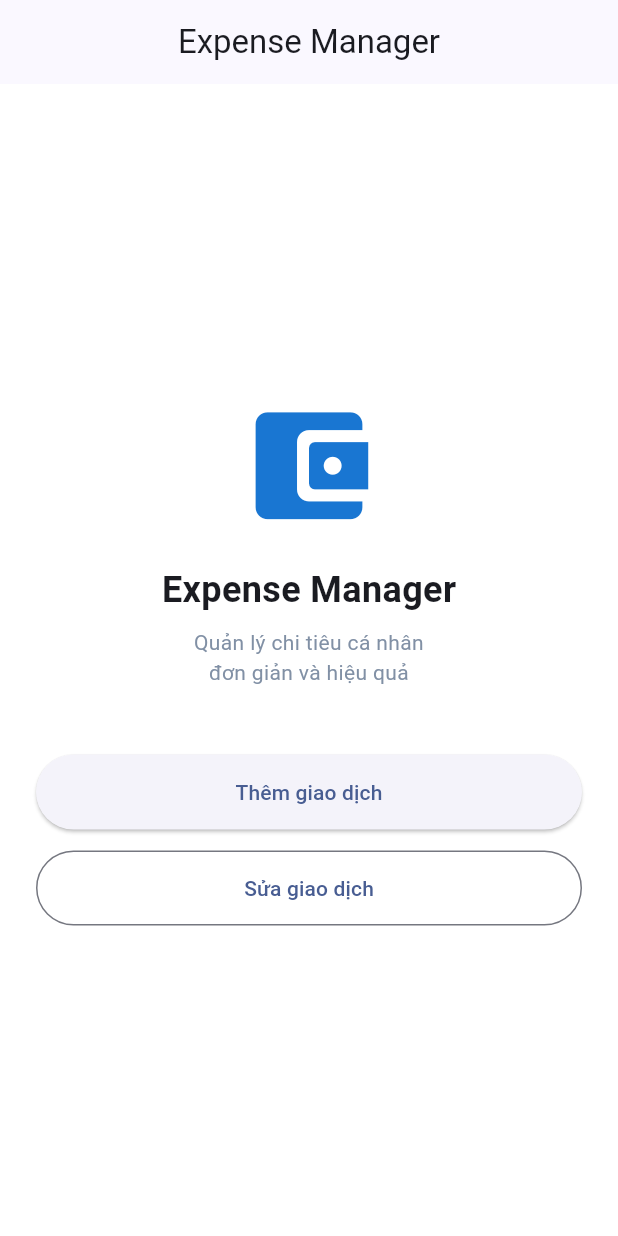
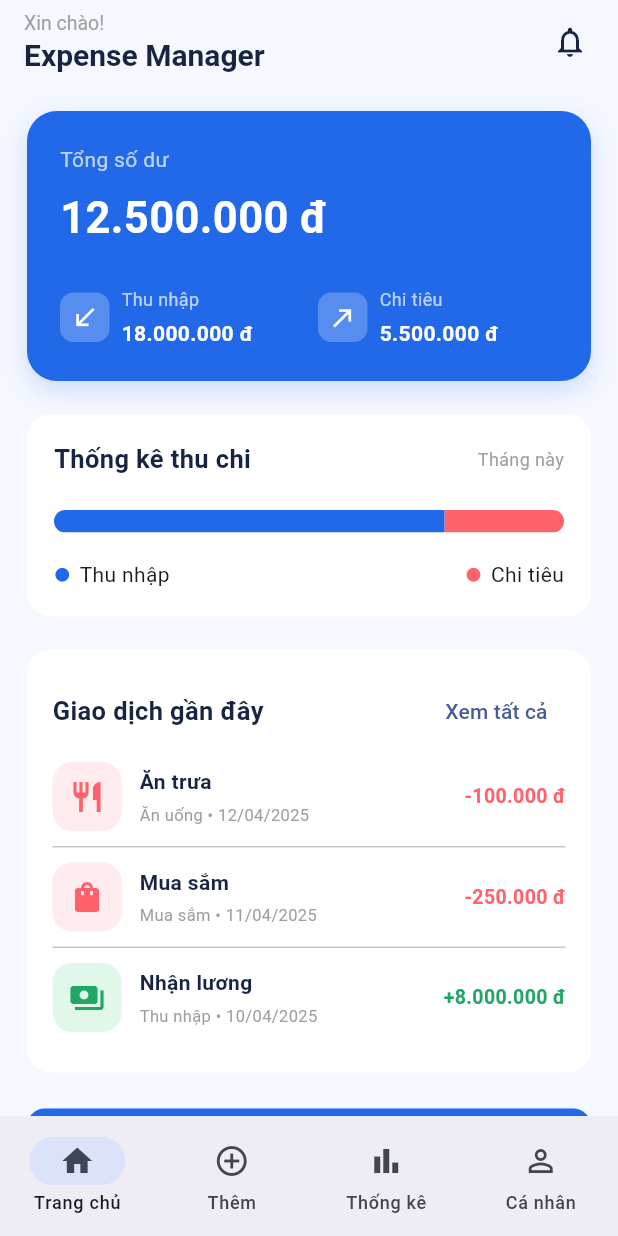
Before and after one commit to hlnnhikhmt2411053/KHMT2411053_HuynhLyNgocNhi_casestudy1, a Flutter app: the screen it shows after launch, on a phone screen of 412 x 824 dp. Run offline on Flutter 3.47's test engine with Material 3 defaults, Android fonts, the phone set to English and light mode, and no system bars.

Commit message:
Hoan thanh Dashboard Flutter buoi 4

```diff
--- /dev/null
+++ b/lib/dashboard.dart
@@ -0,0 +1,473 @@
+
+import 'package:flutter/material.dart';
+
+class DashboardScreen extends StatelessWidget {
+  const DashboardScreen({super.key});
+
+  static const blue = Color(0xFF2169E8);
+  static const dark = Color(0xFF172542);
+  static const red = Color(0xFFFF626B);
+  static const bg = Color(0xFFF5F8FF);
+
+  // Du lieu mau cho bai thuc hanh buoi 4
+  finalPlaceholder() {}
+
+  void openAdd(BuildContext context) {
+    Navigator.pushNamed(context, '/add');
+  }
+
+  void openEdit(BuildContext context) {
+    Navigator.pushNamed(context, '/edit');
+  }
+
+  void showMessage(BuildContext context, String message) {
+    ScaffoldMessenger.of(context).showSnackBar(
+      SnackBar(content: Text(message)),
+    );
+  }
+
+  Widget moneyCard() {
+    return Container(
+      padding: const EdgeInsets.all(22),
+      decoration: BoxDecoration(
+        color: blue,
+        borderRadius: BorderRadius.circular(20),
+        boxShadow: [
+          BoxShadow(
+            color: blue.withValues(alpha: 0.20),
+            blurRadius: 14,
+            offset: const Offset(0, 6),
+          ),
+        ],
+      ),
+      child: Column(
+        crossAxisAlignment: CrossAxisAlignment.start,
+        children: [
+          const Text(
+            'Tổng số dư',
+            style: TextStyle(
+              color: Colors.white70,
+              fontSize: 14,
+            ),
+          ),
+          const SizedBox(height: 8),
+          const Text(
+            '12.500.000 đ',
+            style: TextStyle(
+              color: Colors.white,
+              fontSize: 29,
+              fontWeight: FontWeight.bold,
+            ),
+          ),
+          const SizedBox(height: 26),
+          Row(
+            children: [
+              Expanded(
+                child: moneyInfo(
+                  Icons.south_west,
+                  'Thu nhập',
+                  '18.000.000 đ',
+                ),
+              ),
+              const SizedBox(width: 12),
+              Expanded(
+                child: moneyInfo(
+                  Icons.north_east,
+                  'Chi tiêu',
+                  '5.500.000 đ',
+                ),
+              ),
+            ],
+          ),
+        ],
+      ),
+    );
+  }
+
+  Widget moneyInfo(
+      IconData icon,
+      String label,
+      String amount,
+      ) {
+    return Row(
+      children: [
+        Container(
+          padding: const EdgeInsets.all(7),
+          decoration: BoxDecoration(
+            color: Colors.white24,
+            borderRadius: BorderRadius.circular(9),
+          ),
+          child: Icon(
+            icon,
+            color: Colors.white,
+            size: 19,
+          ),
+        ),
+        const SizedBox(width: 8),
+        Expanded(
+          child: Column(
+            crossAxisAlignment: CrossAxisAlignment.start,
+            children: [
+              Text(
+                label,
+                style: const TextStyle(
+                  color: Colors.white70,
+                  fontSize: 12,
+                ),
+              ),
+              const SizedBox(height: 4),
+              FittedBox(
+                fit: BoxFit.scaleDown,
+                alignment: Alignment.centerLeft,
+                child: Text(
+                  amount,
+                  style: const TextStyle(
+                    color: Colors.white,
+                    fontSize: 14,
+                    fontWeight: FontWeight.bold,
+                  ),
+                ),
+              ),
+            ],
+          ),
+        ),
+      ],
+    );
+  }
+
+  Widget statisticsCard() {
+    const income = 18000000.0;
+    const expense = 5500000.0;
+
+    return Container(
+      padding: const EdgeInsets.all(18),
+      decoration: BoxDecoration(
+        color: Colors.white,
+        borderRadius: BorderRadius.circular(16),
+      ),
+      child: Column(
+        crossAxisAlignment: CrossAxisAlignment.start,
+        children: [
+          const Row(
+            mainAxisAlignment:
+            MainAxisAlignment.spaceBetween,
+            children: [
+              Text(
+                'Thống kê thu chi',
+                style: TextStyle(
+                  color: dark,
+                  fontSize: 17,
+                  fontWeight: FontWeight.bold,
+                ),
+              ),
+              Text(
+                'Tháng này',
+                style: TextStyle(
+                  color: Colors.grey,
+                  fontSize: 12,
+                ),
+              ),
+            ],
+          ),
+          const SizedBox(height: 22),
+          ClipRRect(
+            borderRadius: BorderRadius.circular(10),
+            child: Row(
+              children: [
+                Expanded(
+                  flex: income.toInt(),
+                  child: Container(
+                    color: blue,
+                    height: 15,
+                  ),
+                ),
+                Expanded(
+                  flex: expense.toInt(),
+                  child: Container(
+                    color: red,
+                    height: 15,
+                  ),
+                ),
+              ],
+            ),
+          ),
+          const SizedBox(height: 18),
+          const Row(
+            mainAxisAlignment:
+            MainAxisAlignment.spaceBetween,
+            children: [
+              Row(
+                children: [
+                  Icon(Icons.circle, size: 11, color: blue),
+                  SizedBox(width: 6),
+                  Text('Thu nhập'),
+                ],
+              ),
+              Row(
+                children: [
+                  Icon(Icons.circle, size: 11, color: red),
+                  SizedBox(width: 6),
+                  Text('Chi tiêu'),
+                ],
+              ),
+            ],
+          ),
+        ],
+      ),
+    );
+  }
+
+  Widget transactionItem({
+    required BuildContext context,
+    required IconData icon,
+    required String title,
+    required String category,
+    required String date,
+    required String amount,
+    required bool isIncome,
+  }) {
+    return InkWell(
+      onTap: () => openEdit(context),
+      borderRadius: BorderRadius.circular(12),
+      child: Padding(
+        padding: const EdgeInsets.symmetric(
+          vertical: 10,
+        ),
+        child: Row(
+          children: [
+            Container(
+              width: 46,
+              height: 46,
+              decoration: BoxDecoration(
+                color: isIncome
+                    ? const Color(0xFFE1F7E9)
+                    : const Color(0xFFFFECEE),
+                borderRadius: BorderRadius.circular(13),
+              ),
+              child: Icon(
+                icon,
+                color: isIncome
+                    ? const Color(0xFF20A765)
+                    : red,
+              ),
+            ),
+            const SizedBox(width: 12),
+            Expanded(
+              child: Column(
+                crossAxisAlignment:
+                CrossAxisAlignment.start,
+                children: [
+                  Text(
+                    title,
+                    style: const TextStyle(
+                      fontWeight: FontWeight.bold,
+                      color: dark,
+                      fontSize: 14,
+                    ),
+                  ),
+                  const SizedBox(height: 4),
+                  Text(
+                    '$category • $date',
+                    style: const TextStyle(
+                      fontSize: 11,
+                      color: Colors.grey,
+                    ),
+                  ),
+                ],
+              ),
+            ),
+            Text(
+              amount,
+              style: TextStyle(
+                fontSize: 13,
+                fontWeight: FontWeight.bold,
+                color: isIncome
+                    ? const Color(0xFF20A765)
+                    : red,
+              ),
+            ),
+          ],
+        ),
+      ),
+    );
+  }
+
+  Widget recentTransactions(BuildContext context) {
+    return Container(
+      padding: const EdgeInsets.all(17),
+      decoration: BoxDecoration(
+        color: Colors.white,
+        borderRadius: BorderRadius.circular(16),
+      ),
+      child: Column(
+        children: [
+          Row(
+            mainAxisAlignment:
+            MainAxisAlignment.spaceBetween,
+            children: [
+              const Text(
+                'Giao dịch gần đây',
+                style: TextStyle(
+                  fontSize: 17,
+                  color: dark,
+                  fontWeight: FontWeight.bold,
+                ),
+              ),
+              TextButton(
+                onPressed: () {
+                  showMessage(
+                    context,
+                    'Danh sách giao dịch sẽ hoàn thiện sau',
+                  );
+                },
+                child: const Text('Xem tất cả'),
+              ),
+            ],
+          ),
+          transactionItem(
+            context: context,
+            icon: Icons.restaurant,
+            title: 'Ăn trưa',
+            category: 'Ăn uống',
+            date: '12/04/2025',
+            amount: '-100.000 đ',
+            isIncome: false,
+          ),
+          const Divider(height: 1),
+          transactionItem(
+            context: context,
+            icon: Icons.shopping_bag,
+            title: 'Mua sắm',
+            category: 'Mua sắm',
+            date: '11/04/2025',
+            amount: '-250.000 đ',
+            isIncome: false,
+          ),
+          const Divider(height: 1),
+          transactionItem(
+            context: context,
+            icon: Icons.payments,
+            title: 'Nhận lương',
+            category: 'Thu nhập',
+            date: '10/04/2025',
+            amount: '+8.000.000 đ',
+            isIncome: true,
+          ),
+        ],
+      ),
+    );
+  }
+
+  @override
+  Widget build(BuildContext context) {
+    return Scaffold(
+      backgroundColor: bg,
+      appBar: AppBar(
+        backgroundColor: bg,
+        elevation: 0,
+        title: const Column(
+          crossAxisAlignment: CrossAxisAlignment.start,
+          children: [
+            Text(
+              'Xin chào!',
+              style: TextStyle(
+                fontSize: 13,
+                color: Colors.grey,
+              ),
+            ),
+            Text(
+              'Expense Manager',
+              style: TextStyle(
+                color: dark,
+                fontSize: 20,
+                fontWeight: FontWeight.bold,
+              ),
+            ),
+          ],
+        ),
+        actions: [
+          IconButton(
+            onPressed: () {
+              showMessage(
+                context,
+                'Chưa có thông báo mới',
+              );
+            },
+            icon: const Icon(
+              Icons.notifications_none,
+              color: dark,
+            ),
+          ),
+          const SizedBox(width: 8),
+        ],
+      ),
+      body: SafeArea(
+        child: ListView(
+          padding: const EdgeInsets.all(18),
+          children: [
+            moneyCard(),
+            const SizedBox(height: 22),
+            statisticsCard(),
+            const SizedBox(height: 22),
+            recentTransactions(context),
+            const SizedBox(height: 24),
+            SizedBox(
+              height: 52,
+              child: ElevatedButton.icon(
+                onPressed: () => openAdd(context),
+                icon: const Icon(Icons.add),
+                label: const Text(
+                  'Thêm giao dịch',
+                  style: TextStyle(
+                    fontWeight: FontWeight.bold,
+                    fontSize: 15,
+                  ),
+                ),
+                style: ElevatedButton.styleFrom(
+                  backgroundColor: blue,
+                  foregroundColor: Colors.white,
+                  shape: RoundedRectangleBorder(
+                    borderRadius:
+                    BorderRadius.circular(12),
+                  ),
+                ),
+              ),
+            ),
+          ],
+        ),
+      ),
+      bottomNavigationBar: NavigationBar(
+        selectedIndex: 0,
+        onDestinationSelected: (index) {
+          if (index == 1) {
+            openAdd(context);
+          } else if (index != 0) {
+            showMessage(
+              context,
+              'Chức năng đang được phát triển',
+            );
+          }
+        },
+        destinations: const [
+          NavigationDestination(
+            icon: Icon(Icons.home_outlined),
+            selectedIcon: Icon(Icons.home),
+            label: 'Trang chủ',
+          ),
+          NavigationDestination(
+            icon: Icon(Icons.add_circle_outline),
+            label: 'Thêm',
+          ),
+          NavigationDestination(
+            icon: Icon(Icons.bar_chart_outlined),
+            label: 'Thống kê',
+          ),
+          NavigationDestination(
+            icon: Icon(Icons.person_outline),
+            label: 'Cá nhân',
+          ),
+        ],
+      ),
+    );
+  }
+}
--- a/lib/main.dart
+++ b/lib/main.dart
@@ -1,3 +1,4 @@
+import 'dashboard.dart';
 import 'package:flutter/material.dart';
 
 void main() => runApp(const ExpenseManagerApp());
@@ -15,7 +16,12 @@ class ExpenseManagerApp extends StatelessWidget {
         scaffoldBackgroundColor: Colors.white,
         colorScheme: ColorScheme.fromSeed(seedColor: const Color(0xFF2169E8)),
       ),
-      home: const HomeScreen(),
+      home: const DashboardScreen(),
+      routes: {
+        '/add': (context) => const TransactionScreen(),
+        '/edit': (context) =>
+        const TransactionScreen(isEdit: true),
+      },
     );
   }
 }
```
